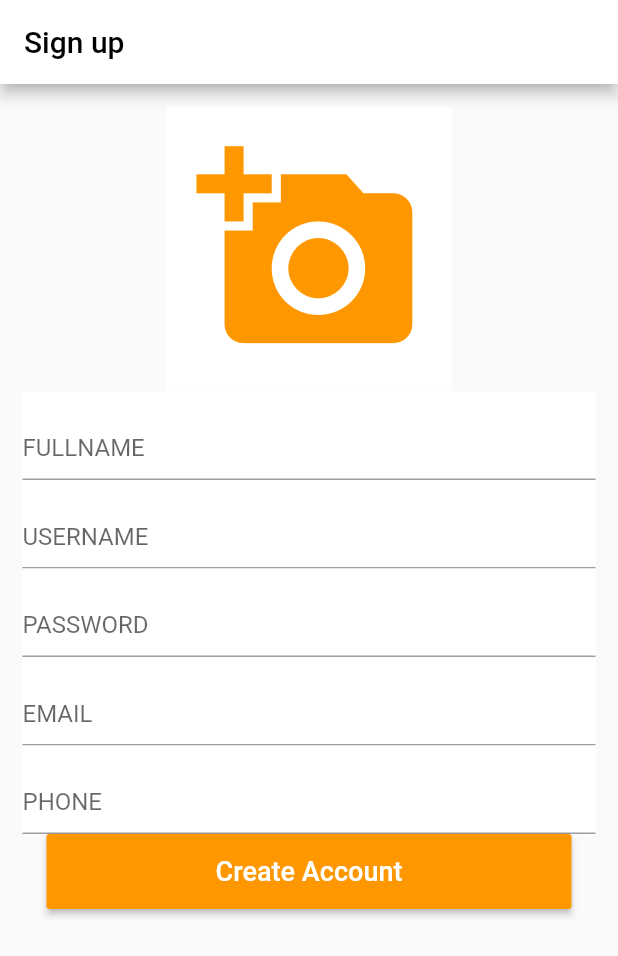
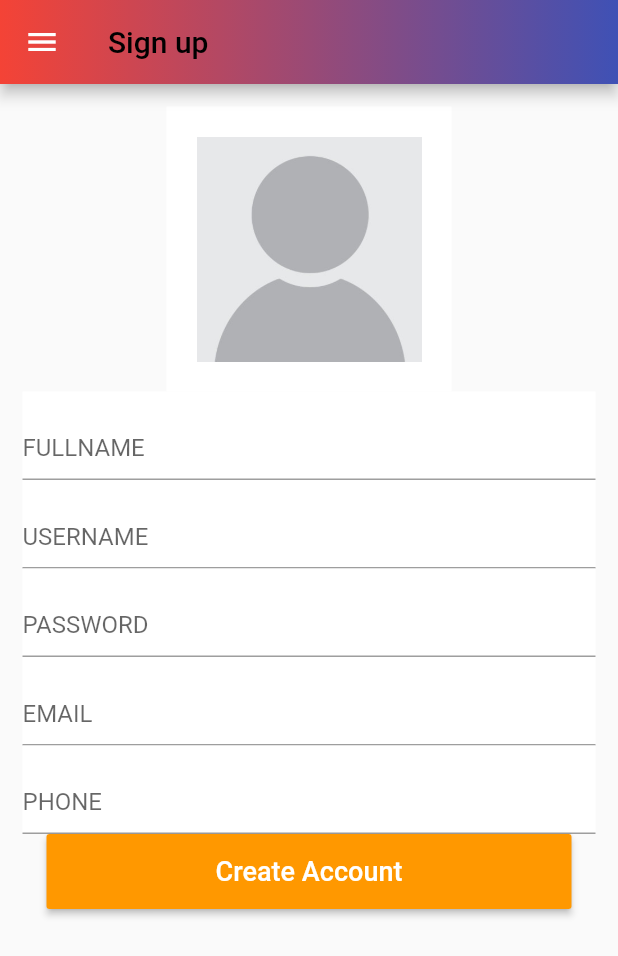
Before and after one commit to gokulchapparath/fluttersinglechild, a Flutter app: the screen it shows after launch, on a phone screen of 412 x 824 dp. Shown: the top 956 px of the screen. Run offline on Flutter 3.47's test engine with Material 2 defaults, Android fonts, the phone set to English and light mode, and no system bars; our stand-ins replace gradient_app_bar.

Commit message:
9th july

```diff
--- a/childapp/lib/main.dart
+++ b/childapp/lib/main.dart
@@ -1,6 +1,11 @@
 import 'package:flutter/cupertino.dart';
+import 'package:flutter/rendering.dart';
 import 'package:flutter/widgets.dart';
 import 'package:flutter/material.dart';
+import 'home.dart';
+import 'otp.dart';
+import 'package:gradient_app_bar/gradient_app_bar.dart';
+
 void main() => runApp(Tests());
 
 class Tests extends StatelessWidget {
@@ -16,6 +21,7 @@ class Tests extends StatelessWidget {
 class Myapp extends StatelessWidget
 {
   Myapp({Key key}):super(key: key);
+
   @override
   Widget build(BuildContext context)
   {
@@ -31,12 +37,15 @@ class Myapp extends StatelessWidget
      final FocusNode _phonef = FocusNode();
 
     return new Scaffold(
+
     //builder:(BuildContext context,BoxConstraints viewportConstraints){
-  appBar: AppBar(
+  appBar: GradientAppBar(
         title: Text('Sign up',
        style: TextStyle(color: Colors.black),),
        bottomOpacity: 1.0,
-       backgroundColor: Colors.white,
+
+        backgroundColorStart: Colors.red,
+    backgroundColorEnd: Colors.indigo,
       ),
     body:
 
@@ -48,13 +57,17 @@ class Myapp extends StatelessWidget
 
           mainAxisAlignment: MainAxisAlignment.spaceBetween,
           crossAxisAlignment: CrossAxisAlignment.center,
+
           children: <Widget>[
             Container(
+
                color: Colors.white,
               child:RawMaterialButton(onPressed: null,
-            child:new Icon(Icons.add_a_photo,color: Colors.orange,size: 150,),
-            shape: new CircleBorder(),
-            padding:const EdgeInsets.all(20.0)),
+              child: Image.asset('assets/images/person.jpg',height: 150,width: 150,),
+            //child:new Icon(Icons.add_a_photo,color: Colors.orange,size: 150,),
+            //shape: new CircleBorder(),
+            padding:const EdgeInsets.all(20.0)
+            ),
             ),
 
           Container(
@@ -104,15 +117,19 @@ class Myapp extends StatelessWidget
                      Container(
                         color: Colors.white,
                        child:TextFormField(decoration: InputDecoration(labelText: 'PHONE',alignLabelWithHint: true,hintText: 'eg:9876543210'),
-                      keyboardType: TextInputType.phone,textInputAction: TextInputAction.done,focusNode: _phonef,
+                      keyboardType: TextInputType.phone,textInputAction: TextInputAction.done,focusNode: _phonef,controller: _phone,
 
                       ),
                      ),
 
                       Container(
                           child:  MaterialButton(
+
                         color: Colors.orange,
-                        onPressed: (){},
+                        onPressed: () {Navigator.push(
+        context,
+        new MaterialPageRoute(builder: (context) => new FirstRoute()),
+      );},
                         splashColor: Colors.blueAccent,
                         textColor: Colors.white,
                         child: Text('Create Account',
@@ -126,6 +143,81 @@ class Myapp extends StatelessWidget
                   ),
 
                 ),
+                 drawer: Drawer(
+
+        // Add a ListView to the drawer. This ensures the user can scroll
+        // through the options in the drawer if there isn't enough vertical
+        // space to fit everything.
+        child: ListView(
+          // Important: Remove any padding from the ListView.
+          padding: EdgeInsets.zero,
+          children: <Widget>[
+            Center(
+              child: new Image.asset(
+              'assets/images/cat.png',
+               fit: BoxFit.fill,
+
+            ),
+
+            ),
+           // DrawerHeader(
+           Center(
+             child: Text("CHILD APP"),
+           )  ,
+
+
+
+
+            //),
+
+            ListTile(
+
+              title: Text('page 1'),
+              onTap: () {
+                Navigator.pop(context);
+
+                Navigator.push(
+        context,
+        new MaterialPageRoute(builder: (context) => new FirstRoute()),
+      );
+                // Update the state of the app
+                // ...
+                // Then close the drawer
+
+              },
+            ),
+            ListTile(
+              title: Text('mypage'),
+              onTap: () {
+                Navigator.pop(context);
+                  Navigator.push(
+        context,
+        new MaterialPageRoute(builder: (context) => new Mypage2()),
+      );
+                // Update the state of the app
+                // ...
+                // Then close the drawer
+
+              },
+            ),
+            ListTile(
+              title: Text('otp'),
+              onTap: () {
+                 Navigator.pop(context);
+                Navigator.push(
+        context,
+        new MaterialPageRoute(builder: (context) => new Otppage()),
+      );
+                // Update the state of the app
+                // ...
+                // Then close the drawer
+
+
+              },
+            ),
+          ],
+        ),
+      ),
 
 
             );
```
Also changed, not shown: childapp/lib/home.dart (+22 -12 lines), childapp/lib/otp.dart (added, +27 -0 lines), childapp/pubspec.yaml (+6 -3 lines), childapp/assets/images/cat.png (added), childapp/assets/images/nat.jpg (added), childapp/assets/images/person.jpg (added), childapp/lib/assets/images/cat.png (added), childapp/pubspec.lock, 1 other file.
